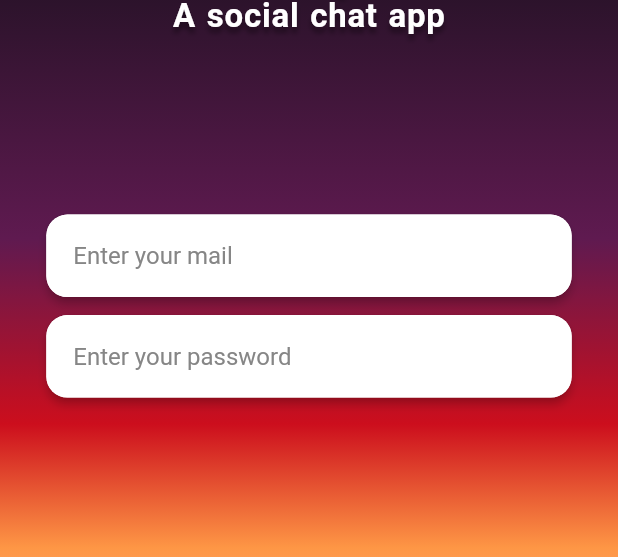
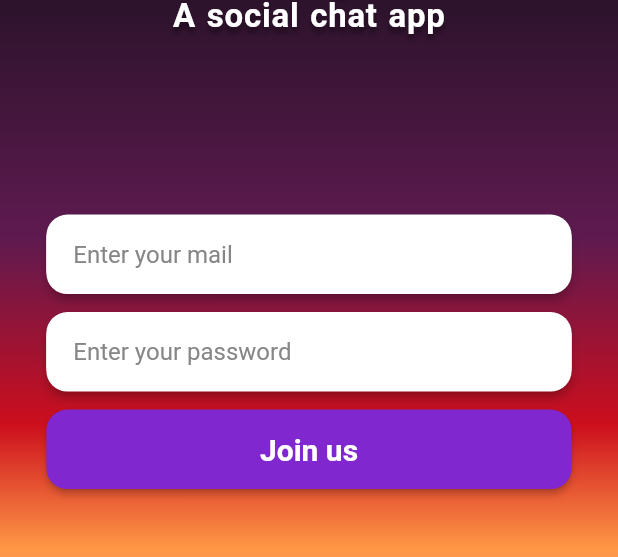
Before and after one commit to tusharhow/RilTopia-A_Social_Chat_App, a Flutter app: the EmailAuthScreen screen opened directly, on a phone screen of 412 x 824 dp, the part 194-751 px from its top. Run offline on Flutter 3.47's test engine with Material 2 defaults, Android fonts, the phone set to English and light mode, and no system bars; our stand-ins replace flutter_svg; Roboto replaces fonts that are missing (Bahnschrift).

Commit message:
V3.0 emailAuth_screen.dart Design note: "RilButton" - A global usage widget "BoardingButton" - A boarding folder usage widget "buildAuthButton" - A Widget for Auth screen
V2.1 Better login buttons

V2.0 login buttons added

V1.0 auth_screen.dart

```diff
--- a/lib/common/theme/constants.dart
+++ b/lib/common/theme/constants.dart
@@ -1,5 +1,6 @@
 import 'package:flutter/material.dart';
 
+MediaQueryData kMediaQuery(context) => MediaQuery.of(context);
 ThemeData kTheme(context) => Theme.of(context);
 NavigatorState kNavigator(context) => Navigator.of(context);
 
--- a/lib/screens/boardingScreens/emailAuth/emailAuth_screen.dart
+++ b/lib/screens/boardingScreens/emailAuth/emailAuth_screen.dart
@@ -2,6 +2,7 @@ import 'package:flutter/material.dart';
 import 'package:riltopia/common/theme/colors.dart';
 import 'package:riltopia/common/theme/text.dart';
 import 'package:riltopia/screens/boardingScreens/socialsScreen/widgets/signin_button.dart';
+import 'package:riltopia/screens/boardingScreens/widgets/boarding_nextButton.dart';
 import 'package:riltopia/screens/boardingScreens/widgets/boarding_textField.dart';
 import 'package:riltopia/widgets/riltopia_title.dart';
 import 'package:flutter_svg/flutter_svg.dart';
@@ -39,9 +40,15 @@ class EmailAuthScreen extends StatelessWidget {
                   hintText: 'Enter your password',
                   validator: (val) {},
                   controller: passController,
-                )
-            ],
-          )),
+                ),
+
+                NextButton(
+                  title: 'Join us',
+                  onPressed: (){},
+                ),
+              ],
+            ),
+            ),
     );
   }
 }
--- /dev/null
+++ b/lib/screens/boardingScreens/widgets/boarding_nextButton.dart
@@ -0,0 +1,32 @@
+import 'package:flutter/material.dart';
+import 'package:riltopia/common/theme/constants.dart';
+import 'package:riltopia/common/theme/text.dart';
+
+class NextButton extends StatelessWidget {
+  final String title;
+  final VoidCallback onPressed;
+
+  const NextButton(
+      {
+        Key? key,
+        required this.title,
+        required this.onPressed,
+      }) : super(key: key);
+
+  @override
+  Widget build(BuildContext context) {
+    return Container(
+      padding: const EdgeInsets.symmetric(vertical: 6),
+      width: kMediaQuery(context).size.width,
+      height: 65,
+      child: ElevatedButton(
+        style: ButtonStyle(
+          overlayColor: MaterialStateProperty.all(Colors.white12),
+          shape: MaterialStateProperty.all(
+              RoundedRectangleBorder(borderRadius: BorderRadius.circular(14))),
+        ),
+          onPressed: onPressed,
+          child: Text(title, style: subTitle(),)),
+    );
+  }
+}
--- a/lib/screens/boardingScreens/widgets/boarding_textField.dart
+++ b/lib/screens/boardingScreens/widgets/boarding_textField.dart
@@ -25,18 +25,21 @@ class RilTextField extends StatelessWidget {
     );
 
     return
-      Padding(
+      Container(
       padding: const EdgeInsets.symmetric(vertical: 6),
+      height: 65,
       child: PhysicalModel(
           borderRadius: BorderRadius.circular(14),
           color: Colors.white,
           elevation: 2.5,
+          child: Center(
             child: TextFormField(
               controller: controller,
               validator: validator,
               // onChanged: (value) => print(controller.value),
               decoration: InputDecoration(
-                contentPadding: const EdgeInsets.symmetric(horizontal: 18, vertical: 18),
+                  // contentPadding: const EdgeInsets.symmetric(horizontal: 18, vertical: 18),
+                  contentPadding: const EdgeInsets.symmetric(horizontal: 18, /*vertical: 18*/),
                   hintText: hintText,
                   hintStyle: hint(),
                   filled: true,
@@ -44,6 +47,7 @@ class RilTextField extends StatelessWidget {
                   enabledBorder: textFieldBorder,
                   border: textFieldBorder
               ),
+            ),
           )
       ),
     );
--- a/pubspec.yaml
+++ b/pubspec.yaml
@@ -39,8 +39,8 @@ dev_dependencies:
   flutter_test:
     sdk: flutter
   flutter_svg: ^1.0.3
-  build_runner:
-  flutter_gen_runner:
+  change_app_package_name: ^1.0.0
+
 
   # The "flutter_lints" package below contains a set of recommended lints to
   # encourage good coding practices. The lint set provided by the package is
```
Also changed, not shown: pubspec.lock, 7 other files. Lines whose indentation alone changed are shown as unchanged.
